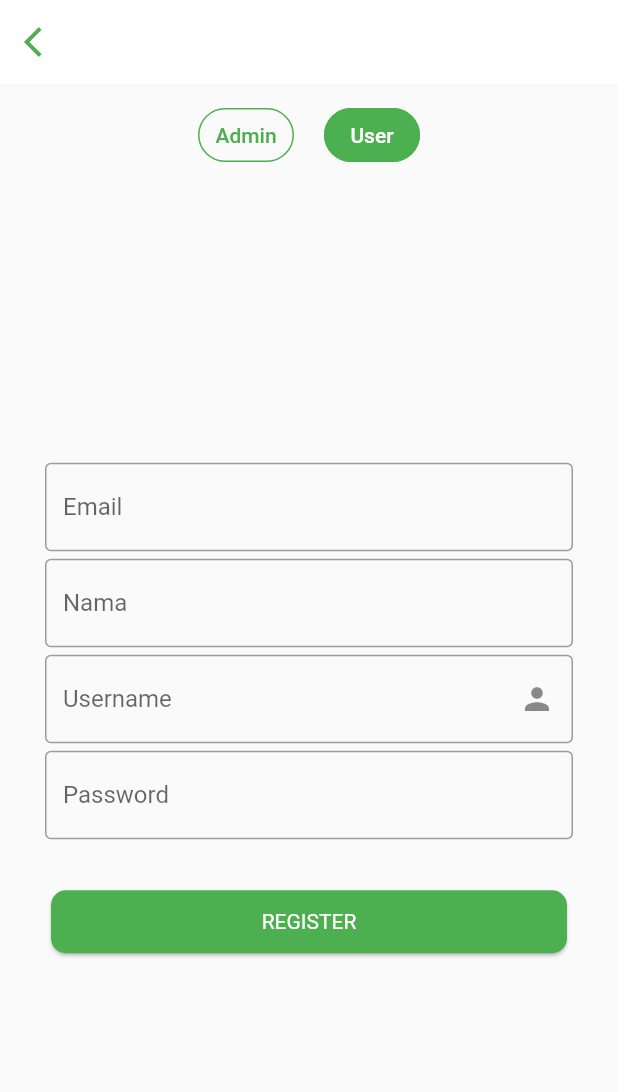
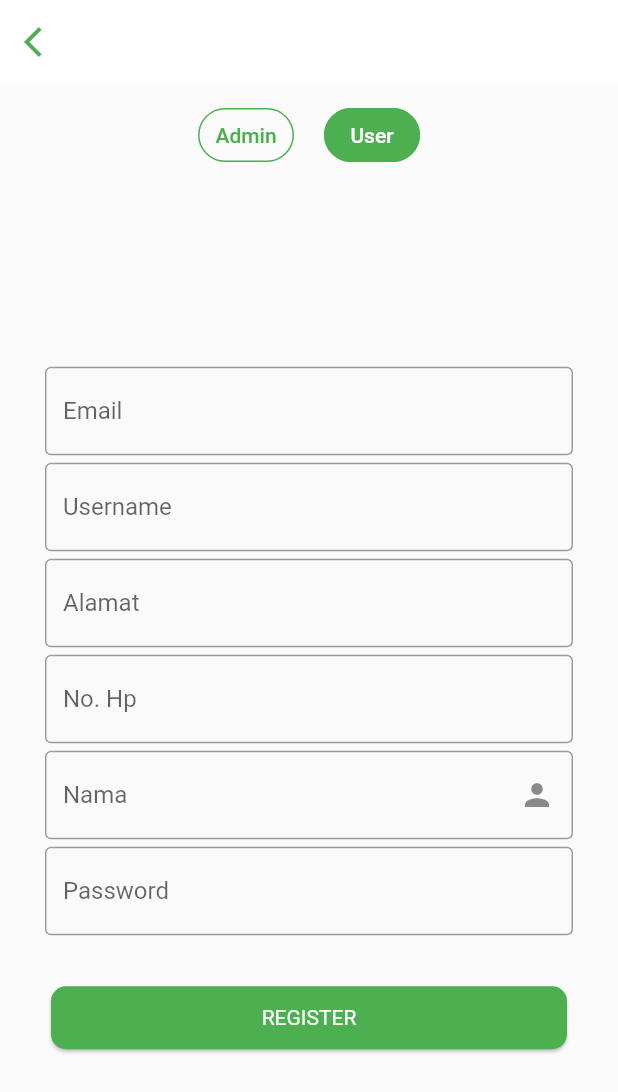
Before and after one commit to sevikharvarid/realtime-gps-flutter, a Flutter app: the RegisterScreen screen opened directly, swiped to page 2, on a phone screen of 412 x 824 dp. Shown: the top 1092 px of the screen. Run offline on Flutter 3.47's test engine with Material 2 defaults, Android fonts, the phone set to English and light mode, and no system bars; our stand-ins replace firebase_auth, firebase_core, firebase_database, firebase_storage, google_fonts, google_maps_flutter and 3 more; missing offline and left inert: maps_launcher; accounts and stored records are empty; network calls fail.

Commit message:
update new

```diff
--- a/lib/user/register_user.dart
+++ b/lib/user/register_user.dart
@@ -18,6 +18,8 @@ class _RegisterUserScreenState extends State<RegisterUserScreen>
   TextEditingController kode = TextEditingController();
   TextEditingController nickname = TextEditingController();
   TextEditingController password = TextEditingController();
+  TextEditingController address = TextEditingController();
+  TextEditingController phone = TextEditingController();
 
   final databaseReference = FirebaseDatabase.instance.reference().child("user");
 
@@ -47,12 +49,14 @@ class _RegisterUserScreenState extends State<RegisterUserScreen>
     super.dispose();
   }
 
-  void createData(userId, email, nama, username) {
+  void createData(userId, email, nama, username, alamat, no) {
     databaseReference.child(userId).set({
       'type': 'user',
       'email': email,
       'nama': nama,
       'username': username,
+      'address': alamat,
+      'phone': no,
     });
   }
 
@@ -83,7 +87,33 @@ class _RegisterUserScreenState extends State<RegisterUserScreen>
           child: TextFormField(
             controller: nickname,
             decoration: const InputDecoration(
-              labelText: 'Nama',
+              labelText: 'Username',
+              border: OutlineInputBorder(),
+            ),
+          ),
+        ),
+        const SizedBox(
+          height: 5,
+        ),
+        Container(
+          margin: EdgeInsets.only(left: 20, right: 20),
+          child: TextFormField(
+            controller: address,
+            decoration: const InputDecoration(
+              labelText: 'Alamat',
+              border: OutlineInputBorder(),
+            ),
+          ),
+        ),
+        const SizedBox(
+          height: 5,
+        ),
+        Container(
+          margin: EdgeInsets.only(left: 20, right: 20),
+          child: TextFormField(
+            controller: phone,
+            decoration: const InputDecoration(
+              labelText: 'No. Hp',
               border: OutlineInputBorder(),
             ),
           ),
@@ -96,7 +126,7 @@ class _RegisterUserScreenState extends State<RegisterUserScreen>
           child: TextFormField(
             controller: nama,
             decoration: const InputDecoration(
-                labelText: 'Username',
+                labelText: 'Nama',
                 border: OutlineInputBorder(),
                 suffixIcon: Icon(Icons.person)),
           ),
@@ -130,7 +160,8 @@ class _RegisterUserScreenState extends State<RegisterUserScreen>
                     name: nama.text, email: email.text, password: password.text)
                 .then((value) {
               if (value != null) {
-                createData(value.uid, value.email, nickname.text, nama.text);
+                createData(value.uid, value.email, nickname.text, nama.text,
+                    address.text, phone.text);
                 ScaffoldMessenger.of(context).showSnackBar(
                     const SnackBar(content: Text("Register User Berhasil !")));
                 isLoading = false;
```
Also changed, not shown: lib/admin/detail_user.dart (+20 -0 lines), lib/admin/login.dart (+15 -0 lines), lib/user/home_page.dart (+16 -13 lines), 1 other file.
